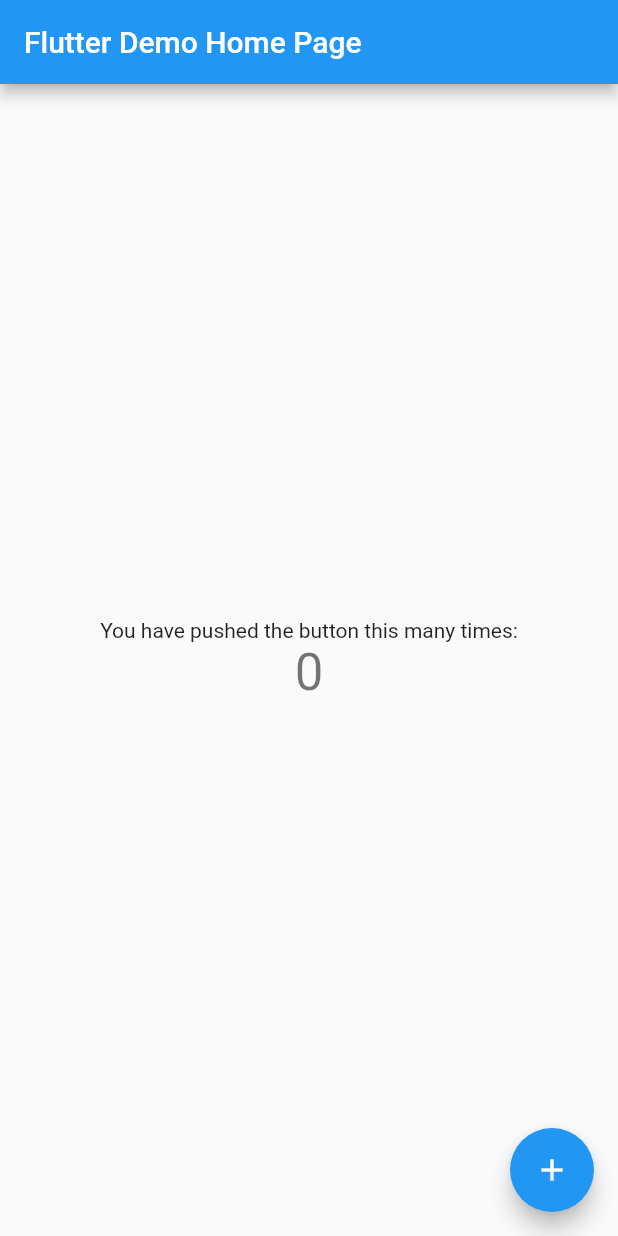
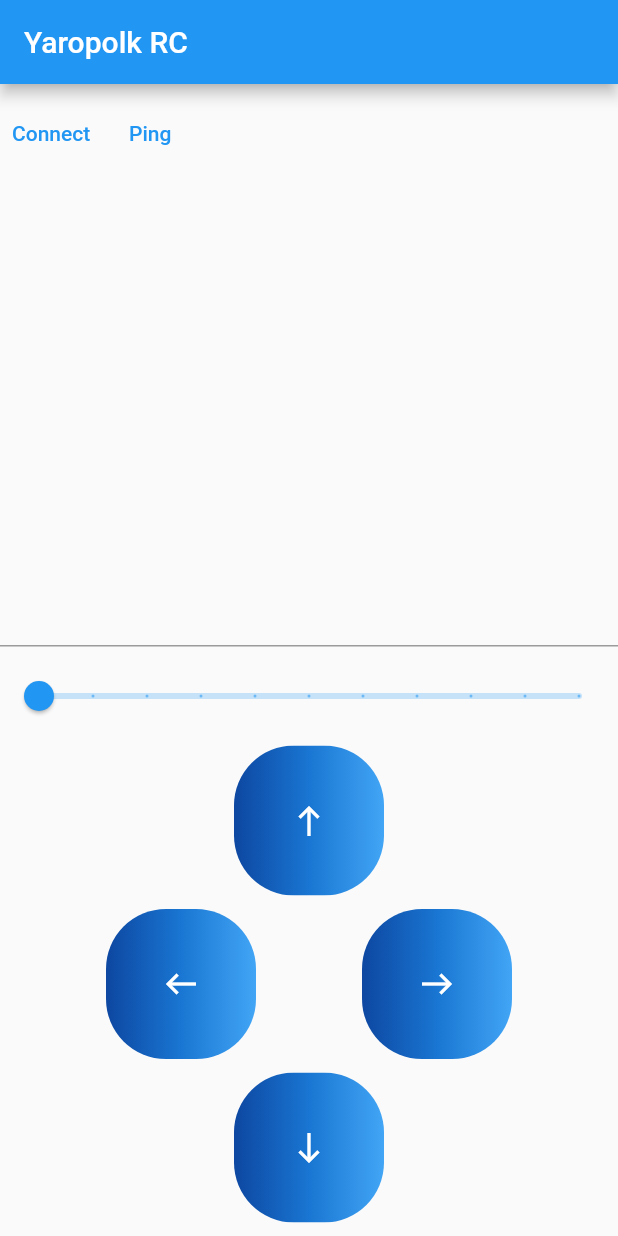
Before and after one commit to kibab/yaropolk_rc, a Flutter app: the screen it shows after launch, on a phone screen of 412 x 824 dp. Run offline on Flutter 3.47's test engine with Material 2 defaults, Android fonts, the phone set to English and light mode, and no system bars.

Commit message:
Initial version of RC controller UI

```diff
--- a/lib/main.dart
+++ b/lib/main.dart
@@ -11,7 +11,7 @@
   @override
   Widget build(BuildContext context) {
     return MaterialApp(
-      title: 'Flutter Demo',
+      title: 'Yaropolk RC',
       theme: ThemeData(
         // This is the theme of your application.
         //
@@ -24,7 +24,7 @@
         // is not restarted.
         primarySwatch: Colors.blue,
       ),
-      home: const MyHomePage(title: 'Flutter Demo Home Page'),
+      home: const MyHomePage(title: 'Yaropolk RC'),
     );
   }
 }
@@ -48,27 +48,103 @@
 }
 
 class _MyHomePageState extends State<MyHomePage> {
-  int _counter = 0;
+  double _currentSpeed = 0;
+  bool _connectionStatus = false;
+  String _connButtonLabel = "";
 
-  void _incrementCounter() {
+  Widget buildButton(Widget bt) {
+    return ClipRRect(
+      borderRadius: BorderRadius.circular(40),
+      child: Stack(
+        children: <Widget>[
+          Positioned.fill(
+            child: Container(
+              decoration: const BoxDecoration(
+                gradient: LinearGradient(
+                  colors: <Color>[
+                    Color(0xFF0D47A1),
+                    Color(0xFF1976D2),
+                    Color(0xFF42A5F5),
+                  ],
+                ),
+              ),
+            ),
+          ),
+          TextButton(
+            style: TextButton.styleFrom(
+              fixedSize: const Size(100, 100),
+              primary: Colors.white,
+              textStyle: const TextStyle(fontSize: 30),
+            ),
+            onPressed: () {},
+            child: bt, //Text(txt),
+          ),
+        ],
+      ),
+    );
+  }
+
+  String getConnButtonLabel() {
+    return (_connectionStatus == true) ? "Disconnect" : "Connect";
+  }
+
+  void connButtonPressed() {
     setState(() {
-      // This call to setState tells the Flutter framework that something has
-      // changed in this State, which causes it to rerun the build method below
-      // so that the display can reflect the updated values. If we changed
-      // _counter without calling setState(), then the build method would not be
-      // called again, and so nothing would appear to happen.
-      _counter++;
+      _connectionStatus = !_connectionStatus;
     });
   }
 
+  void pingButtonPressed() {}
+
   @override
   Widget build(BuildContext context) {
-    // This method is rerun every time setState is called, for instance as done
-    // by the _incrementCounter method above.
-    //
-    // The Flutter framework has been optimized to make rerunning build methods
-    // fast, so that you can just rebuild anything that needs updating rather
-    // than having to individually change instances of widgets.
+    var logWidget = const TextField(
+      maxLines: 15,
+    );
+
+    var speedSlider = Slider(
+      value: _currentSpeed,
+      max: 10.0,
+      divisions: 10,
+      label: _currentSpeed.toString(),
+      onChanged: (double value) {
+        setState(() {
+          _currentSpeed = value;
+        });
+      },
+    );
+
+    var upButton = buildButton(const Icon(Icons.north));
+    var leftButton = buildButton(const Icon(Icons.west));
+    var rightButton = buildButton(const Icon(Icons.east));
+    var downButton = buildButton(const Icon(Icons.south));
+
+    var connButton = TextButton(
+        onPressed: connButtonPressed, child: Text(getConnButtonLabel()));
+    var pingButton =
+        TextButton(onPressed: pingButtonPressed, child: const Text("Ping"));
+
+    var ctrlRow = Row(
+      children: [connButton, pingButton],
+    );
+
+    var upButtonRow = Padding(
+      padding: const EdgeInsets.symmetric(),
+      child: upButton,
+    );
+
+    var leftRightButtonsRow = Padding(
+        padding: const EdgeInsets.symmetric(),
+        child: Row(
+          mainAxisAlignment: MainAxisAlignment.spaceEvenly,
+          children: [leftButton, rightButton],
+        ));
+
+    var downButtonRow = Padding(
+      padding: const EdgeInsets.symmetric(),
+      child: downButton,
+    );
+
     return Scaffold(
       appBar: AppBar(
         // Here we take the value from the MyHomePage object that was created by
@@ -76,40 +152,19 @@
         title: Text(widget.title),
       ),
       body: Center(
-        // Center is a layout widget. It takes a single child and positions it
-        // in the middle of the parent.
-        child: Column(
-          // Column is also a layout widget. It takes a list of children and
-          // arranges them vertically. By default, it sizes itself to fit its
-          // children horizontally, and tries to be as tall as its parent.
-          //
-          // Invoke "debug painting" (press "p" in the console, choose the
-          // "Toggle Debug Paint" action from the Flutter Inspector in Android
-          // Studio, or the "Toggle Debug Paint" command in Visual Studio Code)
-          // to see the wireframe for each widget.
-          //
-          // Column has various properties to control how it sizes itself and
-          // how it positions its children. Here we use mainAxisAlignment to
-          // center the children vertically; the main axis here is the vertical
-          // axis because Columns are vertical (the cross axis would be
-          // horizontal).
-          mainAxisAlignment: MainAxisAlignment.center,
-          children: <Widget>[
-            const Text(
-              'You have pushed the button this many times:',
-            ),
-            Text(
-              '$_counter',
-              style: Theme.of(context).textTheme.headline4,
-            ),
-          ],
-        ),
-      ),
-      floatingActionButton: FloatingActionButton(
-        onPressed: _incrementCounter,
-        tooltip: 'Increment',
-        child: const Icon(Icons.add),
-      ), // This trailing comma makes auto-formatting nicer for build methods.
+          // Center is a layout widget. It takes a single child and positions it
+          // in the middle of the parent.
+          child: Column(
+        mainAxisAlignment: MainAxisAlignment.spaceEvenly,
+        children: [
+          ctrlRow,
+          logWidget,
+          speedSlider,
+          upButtonRow,
+          leftRightButtonsRow,
+          downButtonRow
+        ],
+      )),
     );
   }
 }
```
